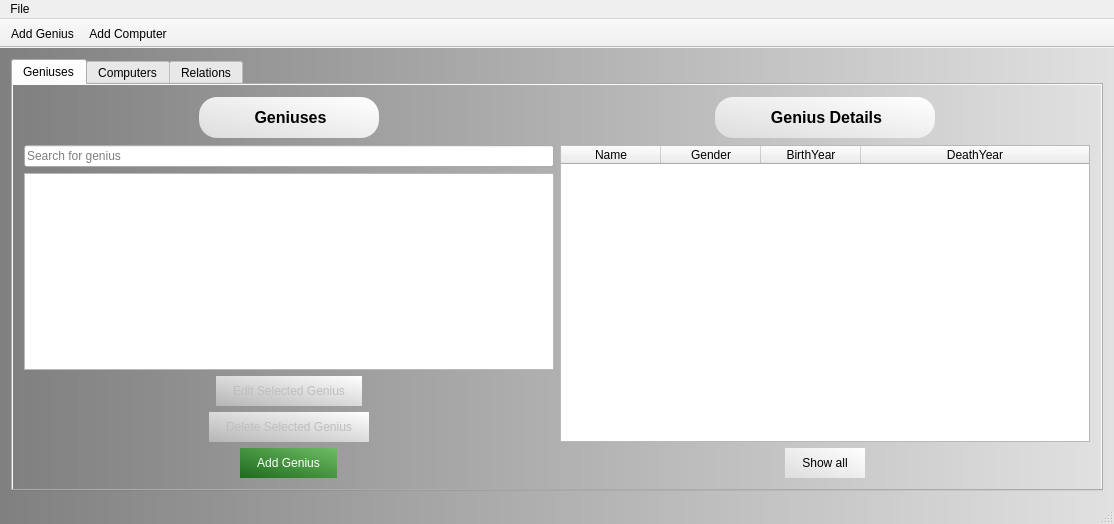
danielm15/VLN1-2016-Hopur_16, file mainwindow.ui: the form before one commit.
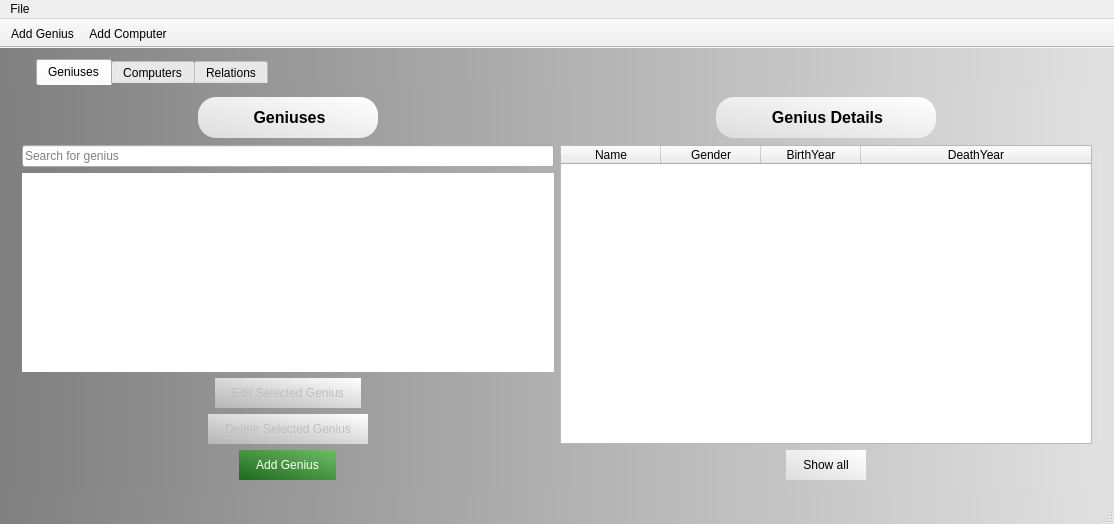
The form after the commit. Icons and pictures are not drawn.

Diff of the .ui file:
```diff
--- a/mainwindow.ui
+++ b/mainwindow.ui
@@ -21,6 +21,10 @@
    <string notr="true">#MainWindow{
 background-color: qlineargradient(spread:pad, x1:0, y1:0, x2:1, y2:0, stop:0 rgba(128, 128, 128, 255), stop:1 rgba(225, 225, 225, 255));
 }
+
+#MainWindow::separator{
+	background: black;
+}
 </string>
   </property>
   <widget class="QWidget" name="centralWidget">
@@ -38,6 +42,14 @@
       <property name="styleSheet">
        <string notr="true">#geniusDetails {
 	background-color: qlineargradient(spread:pad, x1:0, y1:0, x2:1, y2:0, stop:0 					rgba(128, 128, 128, 255), stop:1 rgba(225, 225, 225, 255));
+}
+
+#geniusDetails::pane {
+	border-color: transparent;
+}
+
+#geniusDetails::tab-bar{
+	left: 25px;
 }</string>
       </property>
       <property name="currentIndex">
@@ -85,7 +97,9 @@
           <item>
            <widget class="QListWidget" name="listGeniuses">
             <property name="styleSheet">
-             <string notr="true"/>
+             <string notr="true">#listGeniuses {
+	border-radius: 25px;
+}</string>
             </property>
            </widget>
           </item>
```
